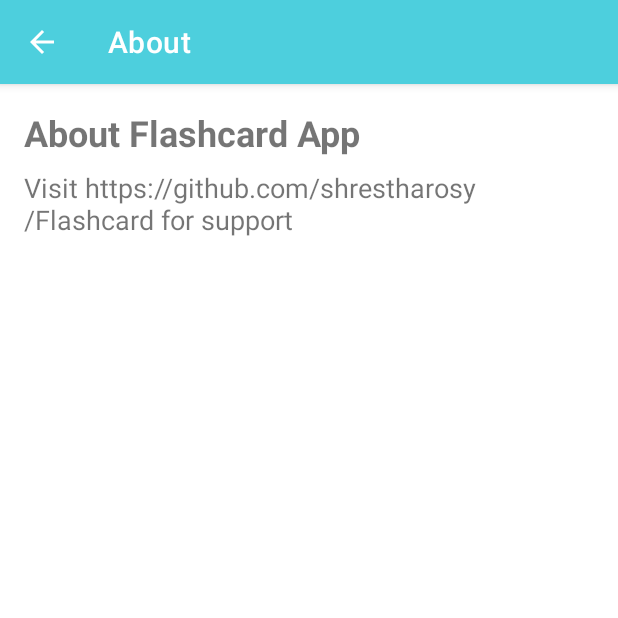
After one commit to izutsumiii/flashcard-android-app, an Android app: the AboutActivity screen opened directly, with no data from a screen before it, on a phone screen of 412 x 824 dp, the top half of it. The commit adds this screen. Run offline under Robolectric (Android 15) with nearby library versions, the phone set to English and light mode, and no system bars.

Commit message:
Add about screen

```diff
--- a/app/src/main/AndroidManifest.xml
+++ b/app/src/main/AndroidManifest.xml
@@ -14,6 +14,10 @@
         android:supportsRtl="true"
         android:theme="@style/Theme.Flashcard"
         tools:targetApi="31">
+        <activity
+            android:name=".ui.about.AboutActivity"
+            android:exported="false"
+            android:parentActivityName=".MainActivity" />
         <activity
             android:name=".ui.score.ScoreActivity"
             android:exported="false"
--- a/app/src/main/java/com/example/flashcard/MainActivity.java
+++ b/app/src/main/java/com/example/flashcard/MainActivity.java
@@ -5,6 +5,7 @@ import android.os.Bundle;
 import android.view.View;
 import android.widget.Button;
 
+import com.example.flashcard.ui.about.AboutActivity;
 import com.example.flashcard.ui.folders.FolderListActivity;
 
 import androidx.appcompat.app.AppCompatActivity;
@@ -16,6 +17,7 @@ public class MainActivity extends AppCompatActivity {
         setContentView(R.layout.activity_main);
 
         Button viewFlashcardBtn = findViewById(R.id.viewFlashcardBtn);
+        Button aboutBtn = findViewById(R.id.aboutBtn);
         viewFlashcardBtn.setOnClickListener(new View.OnClickListener() {
             @Override
             public void onClick(View v) {
@@ -23,5 +25,13 @@ public class MainActivity extends AppCompatActivity {
                 startActivity(intent);
             }
         });
+
+        aboutBtn.setOnClickListener(new View.OnClickListener() {
+            @Override
+            public void onClick(View v) {
+                Intent intent = new Intent(MainActivity.this, AboutActivity.class);
+                startActivity(intent);
+            }
+        });
     }
 }
--- /dev/null
+++ b/app/src/main/java/com/example/flashcard/ui/about/AboutActivity.java
@@ -0,0 +1,24 @@
+package com.example.flashcard.ui.about;
+
+import androidx.appcompat.app.AppCompatActivity;
+
+import android.os.Bundle;
+import android.text.Html;
+import android.widget.TextView;
+
+import com.example.flashcard.R;
+
+public class AboutActivity extends AppCompatActivity {
+
+    @Override
+    protected void onCreate(Bundle savedInstanceState) {
+        super.onCreate(savedInstanceState);
+        setContentView(R.layout.activity_about);
+        getSupportActionBar().setDisplayHomeAsUpEnabled(true);
+        setTitle("About");
+
+        TextView about = findViewById(R.id.textViewDescription);
+        String htmlDescription = getString(R.string.app_description);
+        about.setText(Html.fromHtml(htmlDescription));
+    }
+}
--- /dev/null
+++ b/app/src/main/res/layout/activity_about.xml
@@ -0,0 +1,29 @@
+<?xml version="1.0" encoding="utf-8"?>
+<RelativeLayout xmlns:android="http://schemas.android.com/apk/res/android"
+    android:layout_width="match_parent"
+    android:layout_height="match_parent"
+    android:padding="16dp">
+
+    <TextView
+        android:id="@+id/textViewTitle"
+        android:layout_width="match_parent"
+        android:layout_height="wrap_content"
+        android:text="About Flashcard App"
+        android:textSize="24sp"
+        android:textStyle="bold" />
+
+    <ScrollView
+        android:layout_width="match_parent"
+        android:layout_height="match_parent"
+        android:layout_below="@id/textViewTitle"
+        android:layout_marginTop="8dp">
+
+        <TextView
+            android:id="@+id/textViewDescription"
+            android:layout_width="match_parent"
+            android:layout_height="wrap_content"
+            android:textSize="18sp" />
+
+    </ScrollView>
+
+</RelativeLayout>
--- a/app/src/main/res/values/strings.xml
+++ b/app/src/main/res/values/strings.xml
@@ -13,4 +13,5 @@
     <string name="folder_preferences">FolderPreferences</string>
     <string name="current_folder_name">currentFolderName</string>
     <string name="current_folder_id">currentFolderId</string>
+    <string name="app_description">Visit https://github.com/shrestharosy/Flashcard for support</string>
 </resources>
```
